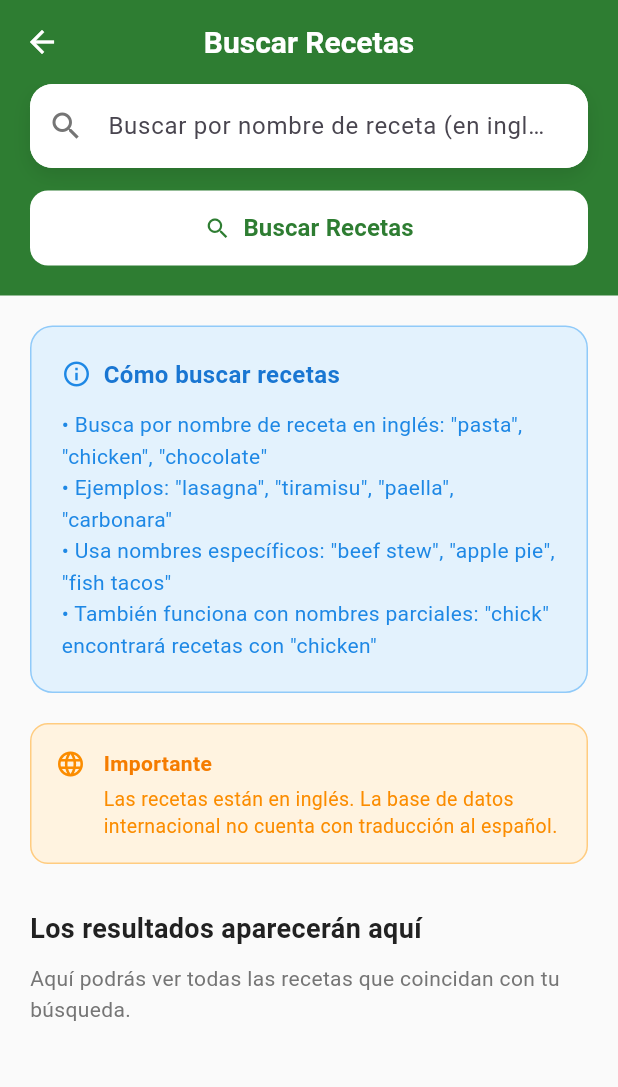
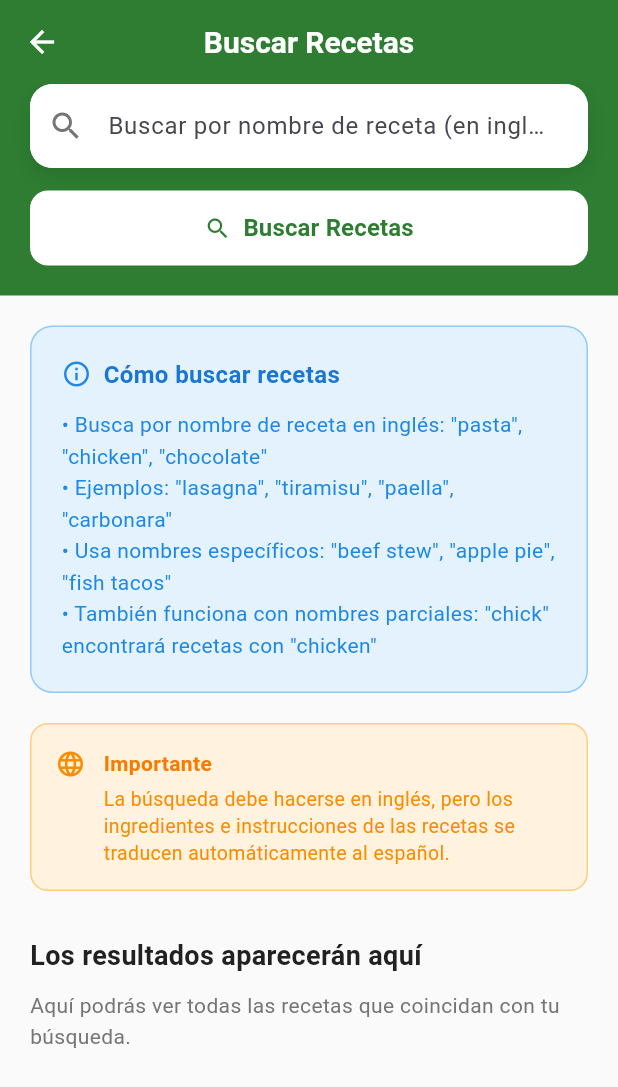
Before and after one commit to salda999/Cook_It_Moviles, a Flutter app: the SearchScreen screen opened directly, on a phone screen of 412 x 824 dp. Shown: the top 1087 px of the screen. Run offline on Flutter 3.47's test engine with Material 3 defaults, Android fonts, the phone set to English and light mode, and no system bars; our stand-ins replace shared_preferences; accounts and stored records are empty.

Commit message:
Correcion de traduccion en busquedas de recetas

```diff
--- a/lib/screens/search/search_screen.dart
+++ b/lib/screens/search/search_screen.dart
@@ -301,7 +301,7 @@ class _SearchScreenState extends State<SearchScreen> {
                       ),
                       const SizedBox(height: 4),
                       Text(
-                        'Las recetas están en inglés. La base de datos internacional no cuenta con traducción al español.',
+                        'La búsqueda debe hacerse en inglés, pero los ingredientes e instrucciones de las recetas se traducen automáticamente al español.',
                         style: TextStyle(
                           fontSize: 13,
                           color: Colors.orange.shade600,
```
Also changed, not shown: lib/services/meal_service.dart (+11 -3 lines).
